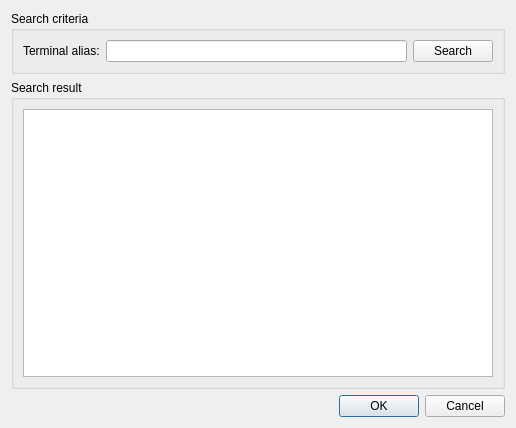
kaspter/aghphone, file src/gui/qt2/aghphonesearchdir.ui: the form before one commit.
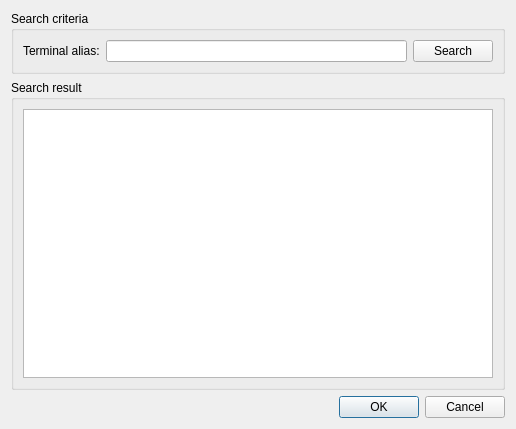
The form after the commit.

```diff
--- a/src/gui/qt2/aghphonesearchdir.ui
+++ b/src/gui/qt2/aghphonesearchdir.ui
@@ -6,7 +6,7 @@
     <x>0</x>
     <y>0</y>
     <width>516</width>
-    <height>428</height>
+    <height>429</height>
    </rect>
   </property>
   <property name="windowTitle" >
@@ -62,14 +62,7 @@
      </property>
      <layout class="QVBoxLayout" name="verticalLayout" >
       <item>
-       <widget class="QListWidget" name="resultList" >
-        <property name="sizePolicy" >
-         <sizepolicy vsizetype="MinimumExpanding" hsizetype="Expanding" >
-          <horstretch>0</horstretch>
-          <verstretch>0</verstretch>
-         </sizepolicy>
-        </property>
-       </widget>
+       <widget class="QTableWidget" name="resultTAble" />
       </item>
      </layout>
     </widget>
```
